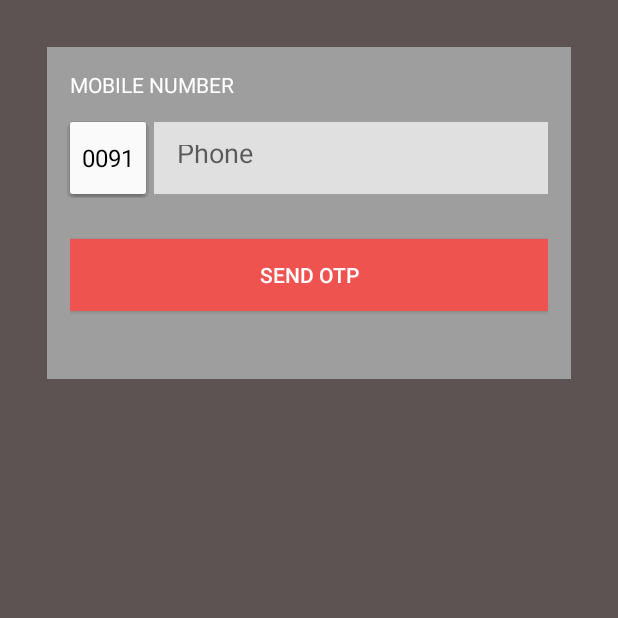
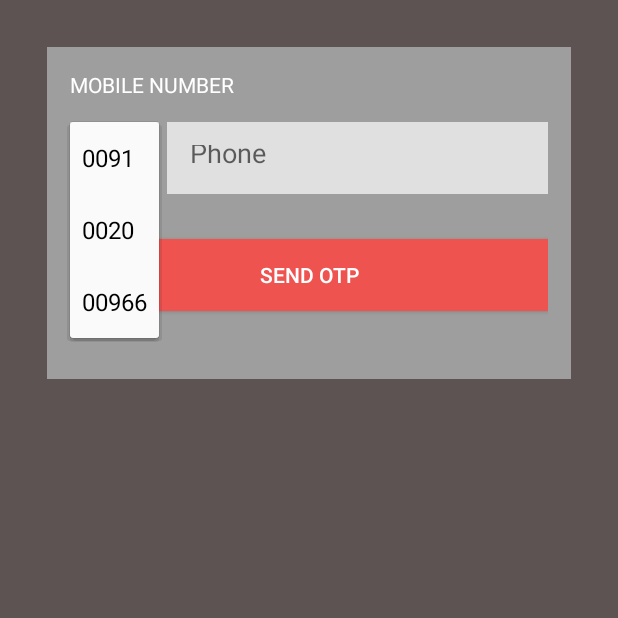
Before and after one commit to Gowdham88/DemandDriver_DriverSide_Android, an Android app: the SendOTPActivity screen opened directly, with no data from a screen before it, after a tap on "0091", on a phone screen of 412 x 824 dp, the top half of it. Run offline under Robolectric (Android 15) with nearby library versions, the phone set to English and light mode, and no system bars; our stand-ins replace ButterKnife, Volley; libraries missing offline, so code that uses them is left out: com.mobsandgeeks.saripaar; 2 statements that could not run were skipped.

Commit message:
first version for milestone 1

```diff
--- a/app/src/main/java/com/aurorasdp/allinall/activities/SendOTPActivity.java
+++ b/app/src/main/java/com/aurorasdp/allinall/activities/SendOTPActivity.java
@@ -57,7 +57,7 @@ public class SendOTPActivity extends AppCompatActivity implements Validator.Vali
         otpValidator.setValidationListener(this);
 
         // country code
-        String codes[] = {"0091"};
+        String codes[] = {"0091", "0020", "00966"};
         ArrayAdapter<String> adapter = new ArrayAdapter<String>(this, android.R.layout.simple_spinner_dropdown_item, codes);
         countryCodeSpinner.setAdapter(adapter);
 
```
Also changed, not shown: app/src/debug/res/values/google_maps_api.xml (added, +21 -0 lines), app/src/main/res/drawable-mdpi/address.png (added), app/src/main/res/drawable-mdpi/address_ic.png (added), app/src/main/res/drawable-mdpi/booking_status.png (added), app/src/main/res/drawable-mdpi/name_ic.png (added), app/src/main/res/drawable-xxxhdpi/book_dt.png (added), app/src/main/res/drawable-xxxhdpi/mechanic.png (deleted), app/src/main/res/drawable-xxxhdpi/review.png (added), app/src/main/res/drawable-xxxhdpi/services_call_driver.png (added), 1 other file.
